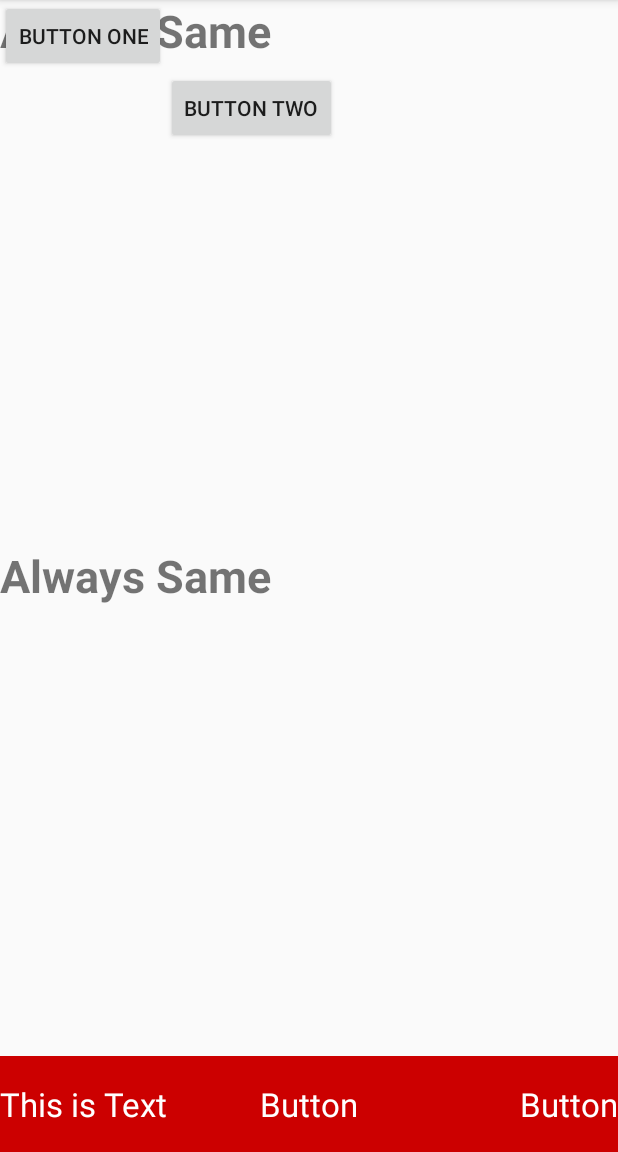
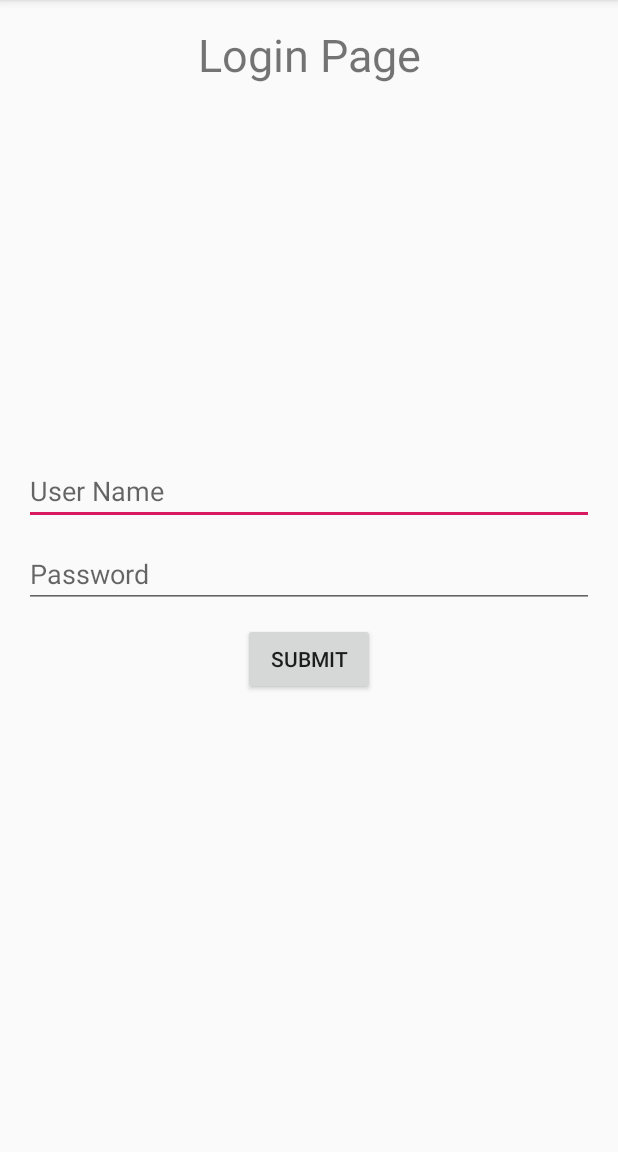
Before and after one commit to sohel2178/Tutorial1, an Android app: the screen it shows after launch (MainActivity), on a phone screen of 412 x 824 dp, the part 84-1236 px from its top. Run offline under Robolectric (Android 15) with nearby library versions, the phone set to English and light mode, and no system bars; our stand-ins replace Picasso; pictures from the network do not load.

Commit message:
17/02/2020

```diff
--- a/app/build.gradle
+++ b/app/build.gradle
@@ -26,4 +26,5 @@ dependencies {
     testImplementation 'junit:junit:4.12'
     androidTestImplementation 'com.android.support.test:runner:1.0.2'
     androidTestImplementation 'com.android.support.test.espresso:espresso-core:3.0.2'
+    implementation 'com.squareup.picasso:picasso:2.71828'
 }
--- a/app/src/main/AndroidManifest.xml
+++ b/app/src/main/AndroidManifest.xml
@@ -1,6 +1,8 @@
 <?xml version="1.0" encoding="utf-8"?>
 <manifest xmlns:android="http://schemas.android.com/apk/res/android"
     package="com.ibcs.tutorial1">
+
+    <uses-permission android:name="android.permission.INTERNET" />
 
     <application
         android:allowBackup="true"
@@ -9,6 +11,7 @@
         android:roundIcon="@mipmap/ic_launcher_round"
         android:supportsRtl="true"
         android:theme="@style/AppTheme">
+        <activity android:name=".ThirdActivity"></activity>
         <activity android:name=".MainActivity">
             <intent-filter>
                 <action android:name="android.intent.action.MAIN" />
@@ -16,6 +19,7 @@
                 <category android:name="android.intent.category.LAUNCHER" />
             </intent-filter>
         </activity>
+        <activity android:name=".MyActivity" />
     </application>
 
 </manifest>
--- a/app/src/main/java/com/ibcs/tutorial1/MainActivity.java
+++ b/app/src/main/java/com/ibcs/tutorial1/MainActivity.java
@@ -1,85 +1,113 @@
 package com.ibcs.tutorial1;
 
+import android.content.Intent;
+import android.support.annotation.Nullable;
 import android.support.design.widget.CoordinatorLayout;
 import android.support.v7.app.AppCompatActivity;
 import android.os.Bundle;
 import android.util.Log;
 import android.view.View;
+import android.widget.ArrayAdapter;
 import android.widget.Button;
+import android.widget.CheckBox;
 import android.widget.EditText;
 import android.widget.FrameLayout;
 import android.widget.ImageView;
 import android.widget.LinearLayout;
-import android.widget.RelativeLayout;
+import android.widget.RadioGroup;
+import android.widget.Spinner;
 import android.widget.TextView;
 import android.widget.Toast;
 
-public class MainActivity extends AppCompatActivity {
+import com.squareup.picasso.Picasso;
 
-    private String TAG = "HHHHHHHH";
+public class MainActivity extends AppCompatActivity implements View.OnClickListener {
 
-    TextView ttt;
-    Button tttt;
+    private EditText etUserName,etPassword;
+    private Button btnSubmit;
 
-    ImageView iii;
+    private static final int REQUEST_CODE=5000;
 
-    EditText ii;
+    /*private RadioGroup radioGroup;
 
+    private CheckBox cbOne;
 
-    LinearLayout ll;
-    RelativeLayout rl;
-    FrameLayout fl;
-    CoordinatorLayout cl;
+    private Spinner spinner;
+
+    private ArrayAdapter<String> spinnerAdapter;
+
+    private String[] nameArr= {"A","B","C"};
+
+    private ImageView imageView;
+
+    private String url = "https://firebasestorage.googleapis.com/v0/b/xfinity-7a6eb.appspot.com/o/Users%2Ft8tcLClreAWyoxg2XUi2wMzmWEh2?alt=media&token=b477a5b4-ae64-4c9f-a959-150ec282526e";
+*/
 
     @Override
     protected void onCreate(Bundle savedInstanceState) {
         super.onCreate(savedInstanceState);
-        setContentView(R.layout.test_layout);
+        setContentView(R.layout.view_test);
+
+//        initView();
+//
+        etUserName = findViewById(R.id.user_name);
+        etPassword = findViewById(R.id.password);
+        btnSubmit = findViewById(R.id.submit);
+
+        btnSubmit.setOnClickListener(this);
+    }
+
+    private void initView(){
+        /*etName = findViewById(R.id.et_name);
+        btnOne = findViewById(R.id.btn_one);
+        btnTwo = findViewById(R.id.btn_two);
+        cbOne = findViewById(R.id.cb_one);
+        spinner = findViewById(R.id.spinner);
+        imageView = findViewById(R.id.image);
+
+        spinnerAdapter = new ArrayAdapter<String>(this,R.layout.item,nameArr);
+
+        spinner.setAdapter(spinnerAdapter);
+
+        radioGroup = findViewById(R.id.rg);
+        radioGroup.setOnCheckedChangeListener(new RadioGroup.OnCheckedChangeListener() {
+            @Override
+            public void onCheckedChanged(RadioGroup group, int checkedId) {
+                Log.d("HHHHHH",checkedId+"");
+            }
+        });
+
+        btnOne.setOnClickListener(this);
+        btnTwo.setOnClickListener(this);*/
+    }
 
 
-        final Button buttonOne = findViewById(R.id.btn_one);
+    @Override
+    public void onClick(View v) {
 
-        TextView b1 = findViewById(R.id.tv_btn_one);
+        String userName = etUserName.getText().toString().trim();
+        String password = etPassword.getText().toString().trim();
 
-        b1.setText("This is Text");
 
-        buttonOne.setOnClickListener(new View.OnClickListener() {
-            @Override
-            public void onClick(View v) {
-                Toast.makeText(getApplicationContext(), "Button is Clicked", Toast.LENGTH_SHORT).show();
+        if(userName.equals("admin") && password.equals("admin123")){
+            Intent intent = new Intent(this,ThirdActivity.class);
+            intent.putExtra("abul","Sohel A");
+            startActivityForResult(intent,REQUEST_CODE);
 
-                buttonOne.setTranslationX(200);
-            }
-        });
+        }else{
+            Toast.makeText(this, "You are not a Valid User", Toast.LENGTH_SHORT).show();
+        }
+
     }
 
-    @Override
-    protected void onStart() {
-        super.onStart();
-        Log.d(TAG,"onStart Called");
-    }
 
     @Override
-    protected void onStop() {
-        super.onStop();
-        Log.d(TAG,"onStop Called");
-    }
+    protected void onActivityResult(int requestCode, int resultCode, @Nullable Intent data) {
 
-    @Override
-    protected void onResume() {
-        super.onResume();
-        Log.d(TAG,"onResume Called");
-    }
+        if(requestCode==REQUEST_CODE && resultCode==RESULT_OK){
+            String name = data.getStringExtra("name_back");
 
-    @Override
-    protected void onPause() {
-        super.onPause();
-        Log.d(TAG,"onPause Called");
-    }
-
-    @Override
-    protected void onDestroy() {
-        super.onDestroy();
-        Log.d(TAG,"onDestroy Called");
+            etUserName.setText(name);
+        }
     }
 }
--- /dev/null
+++ b/app/src/main/res/layout/view_test.xml
@@ -0,0 +1,114 @@
+<?xml version="1.0" encoding="utf-8"?>
+<RelativeLayout
+    xmlns:android="http://schemas.android.com/apk/res/android" android:layout_width="match_parent"
+    android:layout_height="match_parent"
+    android:orientation="vertical"
+    android:padding="16dp">
+
+    <TextView
+        android:layout_width="match_parent"
+        android:layout_height="wrap_content"
+        android:textSize="30sp"
+        android:text="Login Page"
+        android:gravity="center"/>
+
+
+    <LinearLayout
+        android:layout_width="match_parent"
+        android:layout_height="wrap_content"
+        android:orientation="vertical"
+        android:layout_centerInParent="true"
+        >
+
+        <EditText
+            android:layout_width="match_parent"
+            android:layout_height="wrap_content"
+            android:id="@+id/user_name"
+            android:hint="User Name"/>
+
+        <EditText
+            android:layout_marginTop="10dp"
+            android:layout_width="match_parent"
+            android:layout_height="wrap_content"
+            android:id="@+id/password"
+            android:inputType="textPassword"
+            android:hint="Password"/>
+
+        <Button
+            android:layout_marginTop="10dp"
+            android:layout_width="wrap_content"
+            android:layout_height="wrap_content"
+            android:text="submit"
+            android:id="@+id/submit"
+            android:layout_gravity="center_horizontal"/>
+
+    </LinearLayout>
+
+
+
+
+
+
+    <!--<EditText
+        android:layout_width="match_parent"
+        android:layout_height="wrap_content"
+        android:hint="@string/name_hint"
+        android:id="@+id/et_name"/>
+
+    <Button
+        android:layout_width="wrap_content"
+        android:layout_height="wrap_content"
+        android:layout_gravity="center_horizontal"
+        android:text="Button 1"
+        android:id="@+id/btn_one"/>
+
+    <Button
+        android:layout_width="wrap_content"
+        android:layout_height="wrap_content"
+        android:layout_gravity="center_horizontal"
+        android:text="Button 2"
+        android:id="@+id/btn_two"/>
+
+    <CheckBox
+        android:layout_width="wrap_content"
+        android:layout_height="wrap_content"
+        android:text="Check Box 1"
+        android:id="@+id/cb_one"/>
+
+    <CheckBox
+        android:layout_width="wrap_content"
+        android:layout_height="wrap_content"
+        android:text="Check Box 2"/>
+
+
+    <RadioGroup
+        android:layout_width="match_parent"
+        android:layout_height="wrap_content"
+        android:id="@+id/rg">
+
+        <RadioButton
+            android:layout_width="wrap_content"
+            android:layout_height="wrap_content"
+            android:text="Male"/>
+
+        <RadioButton
+            android:layout_width="wrap_content"
+            android:layout_height="wrap_content"
+            android:text="Female"/>
+
+    </RadioGroup>
+
+    <Spinner
+        android:layout_marginTop="10dp"
+        android:layout_width="match_parent"
+        android:layout_height="wrap_content"
+        android:id="@+id/spinner"/>
+
+    <ImageView
+        android:layout_width="match_parent"
+        android:layout_height="wrap_content"
+        android:id="@+id/image"/>-->
+
+
+
+</RelativeLayout>
--- a/app/src/main/res/values/strings.xml
+++ b/app/src/main/res/values/strings.xml
@@ -1,4 +1,5 @@
 <resources>
     <string name="app_name">Tutorial1</string>
     <string name="title">Tutorial1</string>
+    <string name="name_hint">Enter Your Name</string>
 </resources>
```
Also changed, not shown: app/src/main/java/com/ibcs/tutorial1/MyActivity.java (+12 -1 lines), app/src/main/java/com/ibcs/tutorial1/ThirdActivity.java (added, +38 -0 lines), app/src/main/res/layout/activity_third.xml (added, +29 -0 lines), app/src/main/res/layout/item.xml (added, +11 -0 lines), app/src/main/res/layout/my_layout.xml (added, +14 -0 lines), app/src/main/res/drawable/download.jpg (added).
